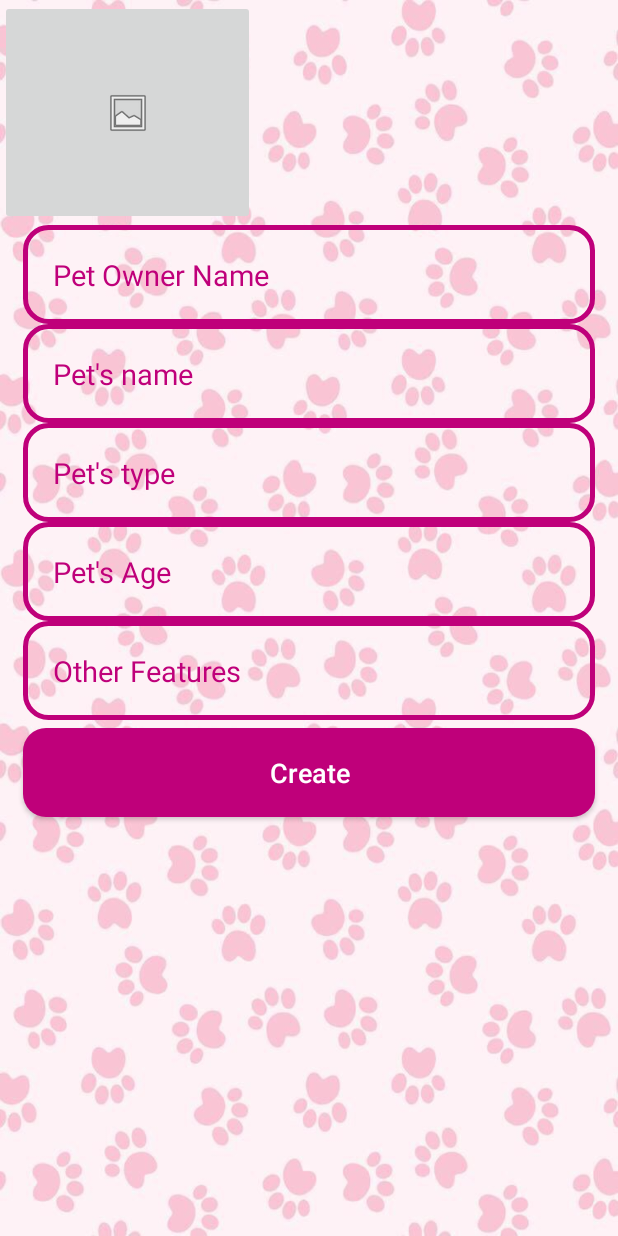
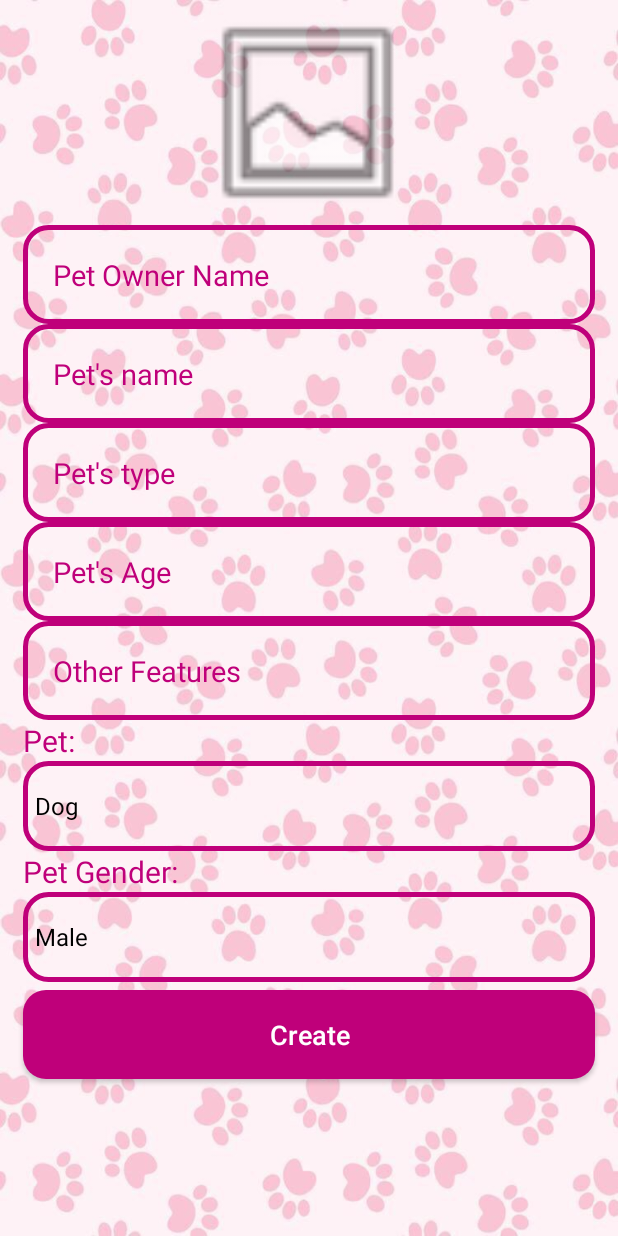
Before and after one commit to gulderensungur/Adopet, an Android app: the EditMyPetActivity screen opened directly, with no data from a screen before it, on a phone screen of 412 x 824 dp. Run offline under Robolectric (Android 15) with nearby library versions, the phone set to English and light mode, and no system bars.

Commit message:
I did some design changes

```diff
--- a/app/src/main/java/com/example/adopet/EditMyPetActivity.java
+++ b/app/src/main/java/com/example/adopet/EditMyPetActivity.java
@@ -8,9 +8,12 @@ import android.content.Intent;
 import android.os.Bundle;
 import android.text.TextUtils;
 import android.view.View;
+import android.widget.ArrayAdapter;
 import android.widget.Button;
 import android.widget.EditText;
 import android.widget.ImageButton;
+import android.widget.ImageView;
+import android.widget.Spinner;
 import android.widget.Toast;
 
 public class EditMyPetActivity extends AppCompatActivity {
@@ -19,7 +22,12 @@ public class EditMyPetActivity extends AppCompatActivity {
     private EditText PetName, PetType, PetOwnerName, PetAge, OtherFeatures;
     private ProgressDialog loadingbar;
     Context context = this;
-    ImageButton imagebutton;
+    ImageView petimage;
+    Spinner petdogorcat;
+    Spinner petsgender;
+
+    String[] array_spinner = new String[]{"Dog", "Cat"};
+    String[] array_gender_spinner= new String[]{"Male","Female"};
 
 
     @Override
@@ -27,12 +35,12 @@ public class EditMyPetActivity extends AppCompatActivity {
         super.onCreate(savedInstanceState);
         setContentView(R.layout.activity_edit_my_pet);
 
-        imagebutton = (ImageButton) findViewById(R.id.imgbtn);
+        petimage = (ImageView) findViewById(R.id.imgofpet);
 
-        imagebutton.setOnClickListener(new View.OnClickListener() {
+        petimage.setOnClickListener(new View.OnClickListener() {
             @Override
             public void onClick(View v) {
-                imagebutton.setImageResource(R.drawable.pet9);
+                petimage.setImageResource(R.drawable.pet9);
             }
         });
 
@@ -43,6 +51,20 @@ public class EditMyPetActivity extends AppCompatActivity {
         PetAge = (EditText) findViewById(R.id.txt_age);
         OtherFeatures = (EditText) findViewById(R.id.txt_features);
         loadingbar = new ProgressDialog(this);
+
+        petsgender = (Spinner) findViewById(R.id.petgender);
+        petdogorcat = (Spinner) findViewById(R.id.dogorcat);
+
+        ArrayAdapter<String> adapter = new ArrayAdapter<String>(this, android.R.layout.simple_spinner_dropdown_item, array_spinner);
+
+        ArrayAdapter<String> adapter2 = new ArrayAdapter<String>(this, android.R.layout.simple_spinner_dropdown_item, array_gender_spinner);
+
+        adapter2.setDropDownViewResource(android.R.layout.simple_spinner_dropdown_item);
+        adapter.setDropDownViewResource(android.R.layout.simple_spinner_dropdown_item);
+
+        petsgender.setAdapter(adapter2);
+        petdogorcat.setAdapter(adapter);
+
 
 
         CreateButton.setOnClickListener(new View.OnClickListener() {
--- a/app/src/main/java/com/example/adopet/MyPetActivity.java
+++ b/app/src/main/java/com/example/adopet/MyPetActivity.java
@@ -50,7 +50,7 @@ public class MyPetActivity extends AppCompatActivity {
                             selectedFragment = new MyPetFragment();
                             break;
                         case R.id.message_page:
-                            selectedFragment = new MessagesFragment();
+                            selectedFragment = new MessagesFragmentPo();
                             break;
 
                     }
--- a/app/src/main/java/com/example/adopet/Pet_Profile_forAdopter.java
+++ b/app/src/main/java/com/example/adopet/Pet_Profile_forAdopter.java
@@ -10,7 +10,6 @@ import android.widget.Button;
 public class Pet_Profile_forAdopter extends AppCompatActivity {
 
     private Button BackToAdopterActivity;
-
     private Button SendMessageToOwner;
 
     @Override
--- a/app/src/main/java/com/example/adopet/SendMessage2.java
+++ b/app/src/main/java/com/example/adopet/SendMessage2.java
@@ -21,7 +21,7 @@ public class SendMessage2 extends AppCompatActivity {
         BackToPetProfileforAdopter2.setOnClickListener(new View.OnClickListener() {
             @Override
             public void onClick(View view) {
-                Intent intent = new Intent(SendMessage2.this, AdopterActivity.class);
+                Intent intent = new Intent(SendMessage2.this, MyPetActivity.class);
                 startActivity(intent);
             }
         });
--- a/app/src/main/res/layout/activity_edit_my_pet.xml
+++ b/app/src/main/res/layout/activity_edit_my_pet.xml
@@ -9,10 +9,11 @@
     tools:context=".EditMyPetActivity">
 
 
-    <ImageButton
-        android:id="@+id/imgbtn"
+    <ImageView
+        android:id="@+id/imgofpet"
         android:layout_width="170dp"
         android:layout_height="150dp"
+        android:layout_marginLeft="120dp"
         app:srcCompat="@android:drawable/ic_menu_gallery" />
 
     <EditText
@@ -90,11 +91,49 @@
         android:textColorHint="@color/colorPrimaryDark"
         android:textSize="19sp" />
 
+    <TextView
+        android:id="@+id/textView"
+        android:layout_width="match_parent"
+        android:layout_height="wrap_content"
+        android:text="Pet:"
+        android:textColor="@color/colorPrimaryDark"
+        android:textSize="20sp"
+        android:layout_marginLeft="15dp"/>
+
+    <Spinner
+        android:id="@+id/dogorcat"
+        android:layout_width="match_parent"
+        android:layout_height="60dp"
+        android:layout_marginLeft="15dp"
+        android:layout_marginRight="15dp"
+        android:background="@drawable/input_design"
+        android:spinnerMode="dropdown"
+        android:textColor="@color/colorPrimaryDark"/>
+
+    <TextView
+        android:id="@+id/textView2"
+        android:layout_width="match_parent"
+        android:layout_height="wrap_content"
+        android:text="Pet Gender:"
+        android:textColor="@color/colorPrimaryDark"
+        android:layout_marginLeft="15dp"
+        android:textSize="20sp"/>
+
+    <Spinner
+        android:id="@+id/petgender"
+        android:layout_width="match_parent"
+        android:layout_height="60dp"
+        android:layout_marginLeft="15dp"
+        android:layout_marginRight="15dp"
+        android:background="@drawable/input_design"
+        android:spinnerMode="dropdown"
+        android:textColor="@color/colorPrimaryDark"/>
+
     <Button
         android:id="@+id/btn_create"
         android:layout_width="match_parent"
         android:layout_height="wrap_content"
-        android:layout_below="@+id/register_password_input"
+        android:layout_below="@+id/petgender"
         android:layout_marginLeft="15dp"
         android:layout_marginTop="5dp"
         android:layout_marginRight="15dp"
@@ -104,4 +143,5 @@
         android:textAllCaps="false"
         android:textColor="@android:color/white"
         android:textSize="18sp" />
+
 </LinearLayout>
--- a/app/src/main/res/layout/activity_home.xml
+++ b/app/src/main/res/layout/activity_home.xml
@@ -4,7 +4,7 @@
     xmlns:tools="http://schemas.android.com/tools"
     android:layout_width="match_parent"
     android:layout_height="match_parent"
-    android:background="@drawable/cuties"
+    android:background="@drawable/pet13"
     tools:context=".HomeActivity">
 
     <ImageView
```
Also changed, not shown: app/src/main/java/com/example/adopet/MessagesFragmentPo.java (added, +40 -0 lines), app/src/main/java/com/example/adopet/PetOwnerActivity.java (+0 -11 lines), app/src/main/java/com/example/adopet/loginActivity.java (+1 -26 lines), app/src/main/res/layout/activity_pet_owner.xml (+2 -25 lines), app/src/main/res/layout/activity_pet_profile_for_petowner.xml (+25 -0 lines), app/src/main/res/layout/filter_activity.xml (deleted, +0 -90 lines), app/src/main/res/layout/fragment_messages_po.xml (added, +73 -0 lines), app/src/main/res/drawable-anydpi/pet11.jpg (added), app/src/main/res/drawable-v24/pet12.jpg (added), app/src/main/res/drawable-v24/pet13.jpg (added), app/src/main/res/drawable-v24/pet14.jpg (added).
